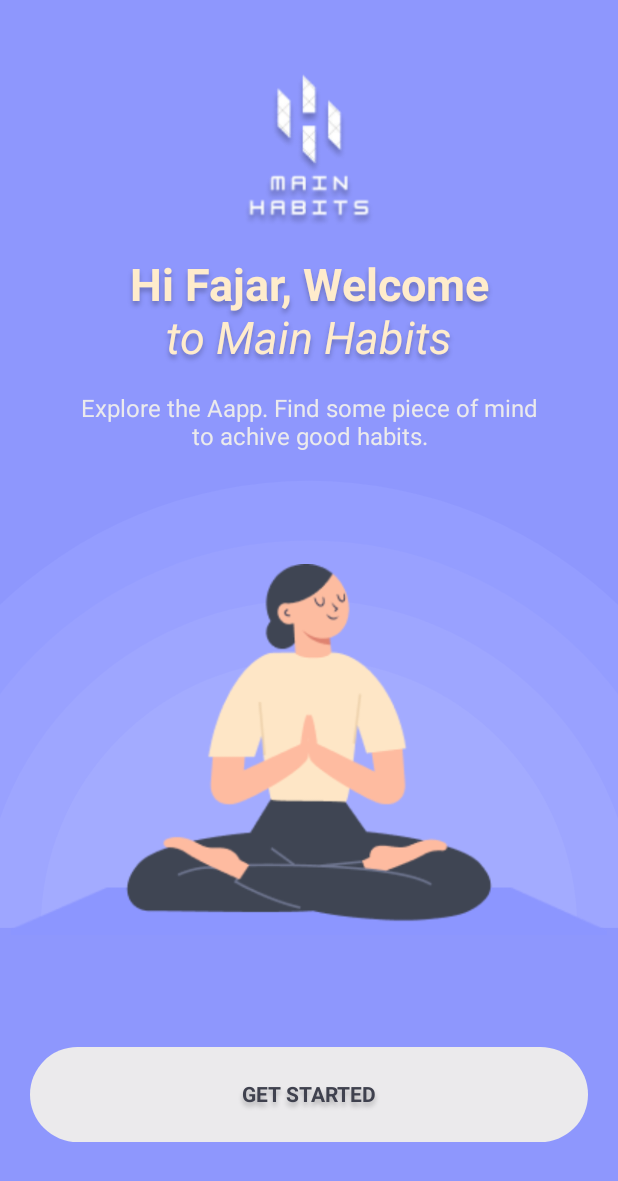
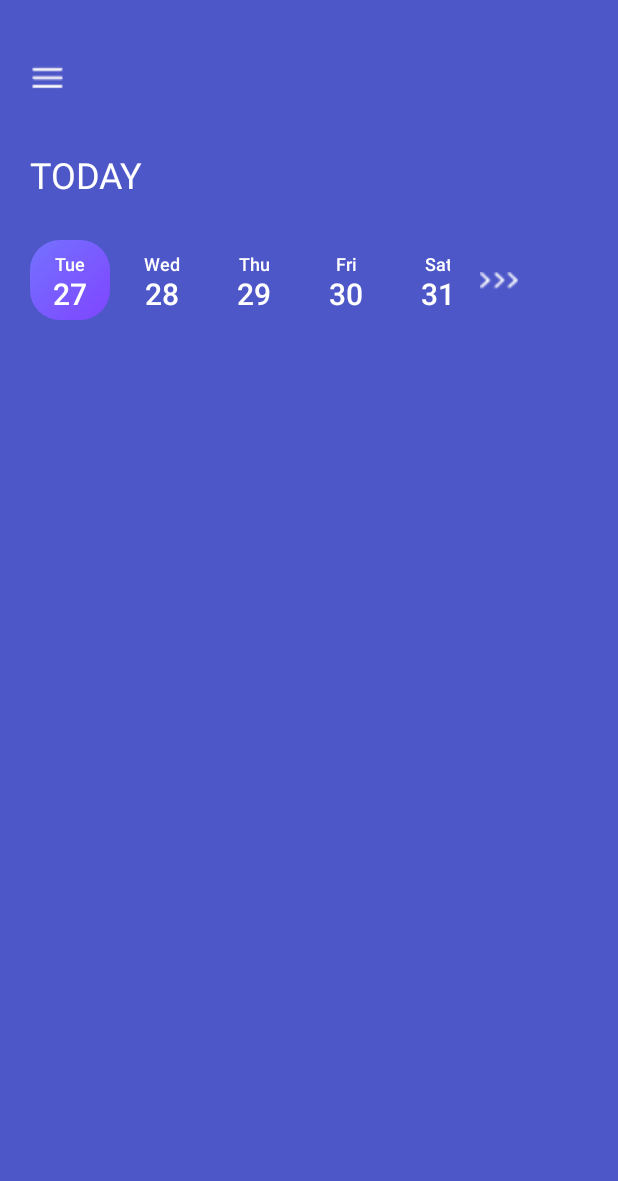
Before and after one commit to MohFajarAgung/HabitTrackerApp, an Android app built with Jetpack Compose: the screen it shows after launch (MainActivity), on a phone screen of 412 x 824 dp. Shown: the top 1181 px of the screen. Run offline under Robolectric (Android 15) with nearby library versions, the phone set to English and light mode, and no system bars; our stand-ins replace Firebase (no records; nobody signed in at launch, a user with empty details on screens opened directly), accompanist.

Commit message:
create home screen and horizontal date scroller"

```diff
--- a/app/src/main/java/android/habittracker/ui/component/CustomTopAppBar.kt
+++ b/app/src/main/java/android/habittracker/ui/component/CustomTopAppBar.kt
@@ -1,11 +1,13 @@
 package android.habittracker.ui.component
 
 import android.habittracker.R
+import android.habittracker.ui.screen.SectionData
 import androidx.compose.foundation.BorderStroke
 import androidx.compose.foundation.layout.PaddingValues
 import androidx.compose.foundation.layout.padding
 import androidx.compose.foundation.layout.size
 import androidx.compose.foundation.shape.CircleShape
+import androidx.compose.foundation.shape.RoundedCornerShape
 import androidx.compose.material3.ButtonDefaults
 import androidx.compose.material3.ExperimentalMaterial3Api
 import androidx.compose.material3.Icon
@@ -22,12 +24,16 @@ import androidx.compose.ui.unit.dp
 @Composable
 fun CustomTopAppBar(
     modifier: Modifier = Modifier,
-    onClick: () -> Unit
+    onClick: () -> Unit,
+    topAppBarForSection : String?
 ) {
-
+    val sectionData = SectionData()
     TopAppBar(
         modifier = modifier.padding(top = 20.dp),
         navigationIcon = {
+
+            when(topAppBarForSection){
+                sectionData.registration -> {
                     OutlinedButton(
                         onClick = {
                             onClick()
@@ -44,6 +50,27 @@ fun CustomTopAppBar(
                             contentDescription = "tombol kembali"
                         )
                     }
+                }
+                sectionData.dashboard -> {
+                    OutlinedButton(
+                        onClick = {
+                            onClick()
+                        },
+                        modifier = Modifier.size(55.dp),  //avoid the oval shape
+                        shape = RoundedCornerShape(20.dp),
+                        border = BorderStroke(color = Color.Transparent, width = 0.dp),
+                        contentPadding = PaddingValues(0.dp),  //avoid the little icon
+                        colors = ButtonDefaults.outlinedButtonColors(contentColor = Color(0xFFFFFDFB))
+                    ) {
+                        Icon(
+                            modifier = modifier.size(38.dp),
+                            painter = painterResource(id = R.drawable.list_menu),
+                            contentDescription = "tombol list menu"
+                        )
+                    }
+                }
+            }
+
         },
         title = {
 
--- a/app/src/main/java/android/habittracker/ui/screen/AppNavigation.kt
+++ b/app/src/main/java/android/habittracker/ui/screen/AppNavigation.kt
@@ -2,6 +2,7 @@ package android.habittracker.ui.screen
 
 import android.app.Activity
 import android.habittracker.ui.screen.dashboard.DashboardScreen
+import android.habittracker.ui.screen.dashboard.HomeScreen
 import android.habittracker.ui.screen.registration_section.AuthViewModel
 import android.habittracker.ui.screen.registration_section.OnBoardingScreen
 import android.habittracker.ui.screen.registration_section.SignInScreen
@@ -38,7 +39,7 @@ fun AppNavigation(
     val state by authViewModel.state.collectAsState()
 
 
-    NavHost(navController = navHostController, startDestination = "welcomeScreen") {
+    NavHost(navController = navHostController, startDestination = "homeScreen") {
 
 
 //     Registration_section
@@ -86,6 +87,11 @@ fun AppNavigation(
             )
         }
 
+        composable("homeScreen"){
+            HomeScreen(navController = navHostController)
+        }
+
+
     }
 
 
--- /dev/null
+++ b/app/src/main/java/android/habittracker/ui/screen/SectionData.kt
@@ -0,0 +1,6 @@
+package android.habittracker.ui.screen
+
+data class SectionData(
+    val registration : String = "registraion",
+    val dashboard : String = "dashboard"
+)
--- /dev/null
+++ b/app/src/main/java/android/habittracker/ui/screen/dashboard/HomeScreen.kt
@@ -0,0 +1,64 @@
+package android.habittracker.ui.screen.dashboard
+
+import android.habittracker.ui.component.CustomTopAppBar
+import android.habittracker.ui.screen.SectionData
+import android.habittracker.ui.screen.dashboard.component.CustomDateScroller
+import androidx.compose.foundation.background
+import androidx.compose.foundation.layout.Box
+import androidx.compose.foundation.layout.Column
+import androidx.compose.foundation.layout.Spacer
+import androidx.compose.foundation.layout.fillMaxSize
+import androidx.compose.foundation.layout.height
+import androidx.compose.foundation.layout.padding
+import androidx.compose.material3.Text
+import androidx.compose.runtime.Composable
+import androidx.compose.runtime.SideEffect
+import androidx.compose.runtime.collectAsState
+import androidx.compose.runtime.getValue
+import androidx.compose.ui.Modifier
+import androidx.compose.ui.graphics.Color
+import androidx.compose.ui.text.TextStyle
+import androidx.compose.ui.text.font.FontWeight
+import androidx.compose.ui.unit.dp
+import androidx.compose.ui.unit.sp
+import androidx.navigation.NavController
+import com.google.accompanist.systemuicontroller.rememberSystemUiController
+
+
+@Composable
+fun HomeScreen(
+    modifier: Modifier = Modifier,
+    navController: NavController
+) {
+    val systemUiController = rememberSystemUiController()
+
+    SideEffect {
+        systemUiController.setStatusBarColor(
+            color = Color.Transparent
+        )
+    }
+
+    Column(
+        modifier = modifier
+            .fillMaxSize()
+            .background(Color(0xFF4D57C8))
+    ) {
+        CustomTopAppBar(onClick = { /*TODO*/ }, topAppBarForSection = SectionData().dashboard)
+        Column(
+            modifier = modifier
+                .fillMaxSize()
+                .padding(20.dp)
+        ) {
+            Text(
+                text = "TODAY",
+                style = TextStyle(
+                    fontSize = 24.sp,
+                    color = Color.White,
+
+                    )
+            )
+            Spacer(modifier = modifier.height(20.dp))
+            CustomDateScroller()
+        }
+    }
+}
--- a/app/src/main/java/android/habittracker/ui/screen/registration_section/SignInScreen.kt
+++ b/app/src/main/java/android/habittracker/ui/screen/registration_section/SignInScreen.kt
@@ -1,7 +1,8 @@
 package android.habittracker.ui.screen.registration_section
 
 import android.habittracker.ui.component.CustomTopAppBar
-import android.habittracker.ui.screen.registration_section.section.*
+import android.habittracker.ui.screen.SectionData
+import android.habittracker.ui.screen.registration_section.component.*
 import androidx.compose.foundation.layout.*
 import androidx.compose.material3.*
 import androidx.compose.runtime.*
@@ -26,7 +27,6 @@ fun SignInScreen(
     val isLoading by authViewModel.isLoading.collectAsState()
 
 
-
     SideEffect {
         systemUiController.setStatusBarColor(
             color = Color.Transparent
@@ -37,7 +37,7 @@ fun SignInScreen(
 
         SignInAndSingUpBg()
         Column {
-            CustomTopAppBar(onClick = {navController.popBackStack()})
+            CustomTopAppBar(onClick = {navController.popBackStack()}, topAppBarForSection = SectionData().registration)
 
             Text(
                 modifier = modifier
--- a/app/src/main/java/android/habittracker/ui/screen/registration_section/SignUpScreen.kt
+++ b/app/src/main/java/android/habittracker/ui/screen/registration_section/SignUpScreen.kt
@@ -1,7 +1,8 @@
 package android.habittracker.ui.screen.registration_section
 
 import android.habittracker.ui.component.CustomTopAppBar
-import android.habittracker.ui.screen.registration_section.section.*
+import android.habittracker.ui.screen.SectionData
+import android.habittracker.ui.screen.registration_section.component.*
 import androidx.compose.foundation.layout.*
 import androidx.compose.material3.*
 import androidx.compose.runtime.*
@@ -14,7 +15,6 @@ import androidx.compose.ui.text.style.TextAlign
 import androidx.compose.ui.unit.dp
 import androidx.compose.ui.unit.sp
 import androidx.navigation.NavController
-import androidx.navigation.NavHostController
 import com.google.accompanist.systemuicontroller.rememberSystemUiController
 
 @Composable
@@ -35,7 +35,7 @@ fun SignUpSreen(
     Box{
         SignInAndSingUpBg()
         Column {
-            CustomTopAppBar(onClick = {navController.popBackStack()})
+            CustomTopAppBar(onClick = {navController.popBackStack()},topAppBarForSection = SectionData().registration)
 
             Text(
                 modifier = modifier
--- a/app/src/main/java/android/habittracker/ui/screen/registration_section/WelcomeScreen.kt
+++ b/app/src/main/java/android/habittracker/ui/screen/registration_section/WelcomeScreen.kt
@@ -1,8 +1,8 @@
 package android.habittracker.ui.screen.registration_section
 
 import android.habittracker.ui.component.CustomButton
-import android.habittracker.ui.screen.registration_section.section.WelcomeHeader
-import android.habittracker.ui.screen.registration_section.section.WelcomeImage
+import android.habittracker.ui.screen.registration_section.component.WelcomeHeader
+import android.habittracker.ui.screen.registration_section.component.WelcomeImage
 import androidx.compose.foundation.background
 import androidx.compose.foundation.layout.Box
 import androidx.compose.foundation.layout.Column
@@ -16,7 +16,6 @@ import androidx.compose.ui.graphics.Color
 import androidx.compose.ui.unit.dp
 
 import androidx.navigation.NavController
-import androidx.navigation.NavHostController
 import com.google.accompanist.systemuicontroller.rememberSystemUiController
 
 
--- a/app/src/main/java/android/habittracker/ui/screen/registration_section/section/LoginOrSignUpWithEmail.kt
+++ b/app/src/main/java/android/habittracker/ui/screen/registration_section/component/LoginOrSignUpWithEmail.kt
@@ -1,4 +1,4 @@
-package android.habittracker.ui.screen.registration_section.section
+package android.habittracker.ui.screen.registration_section.component
 
 import android.habittracker.ui.component.CustomButton
 import android.habittracker.ui.screen.registration_section.AuthViewModel
--- a/app/src/main/java/android/habittracker/ui/screen/registration_section/section/LoginiOrCreateOption.kt
+++ b/app/src/main/java/android/habittracker/ui/screen/registration_section/component/LoginiOrCreateOption.kt
@@ -1,4 +1,4 @@
-package android.habittracker.ui.screen.registration_section.section
+package android.habittracker.ui.screen.registration_section.component
 
 import android.app.Activity
 import android.habittracker.R
--- a/app/src/main/java/android/habittracker/ui/screen/registration_section/section/SignInAndSignUpBg.kt
+++ b/app/src/main/java/android/habittracker/ui/screen/registration_section/component/SignInAndSignUpBg.kt
@@ -1,4 +1,4 @@
-package android.habittracker.ui.screen.registration_section.section
+package android.habittracker.ui.screen.registration_section.component
 
 import android.habittracker.R
 import androidx.compose.foundation.Canvas
--- a/app/src/main/java/android/habittracker/ui/screen/registration_section/section/WelcomeHeader.kt
+++ b/app/src/main/java/android/habittracker/ui/screen/registration_section/component/WelcomeHeader.kt
@@ -1,4 +1,4 @@
-package android.habittracker.ui.screen.registration_section.section
+package android.habittracker.ui.screen.registration_section.component
 
 import android.habittracker.R
 import androidx.compose.foundation.Image
--- a/app/src/main/java/android/habittracker/ui/screen/registration_section/section/WelcomeImage.kt
+++ b/app/src/main/java/android/habittracker/ui/screen/registration_section/component/WelcomeImage.kt
@@ -1,4 +1,4 @@
-package android.habittracker.ui.screen.registration_section.section
+package android.habittracker.ui.screen.registration_section.component
 
 import android.habittracker.R
 import androidx.compose.foundation.Canvas
```
Also changed, not shown: app/src/main/java/android/habittracker/ui/screen/dashboard/component/CustomDateScroller.kt (added, +158 -0 lines), app/src/main/res/drawable/list_menu.png (added), app/src/main/res/drawable/side.png (added). Lines whose indentation alone changed are shown as unchanged.
